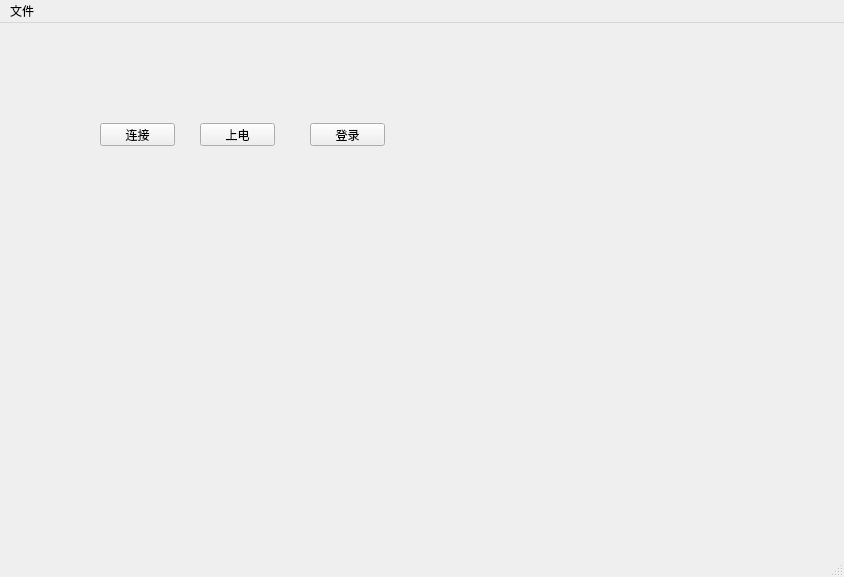
Qt form gui/ui_main.ui (fenbays/base-note) before a commit.
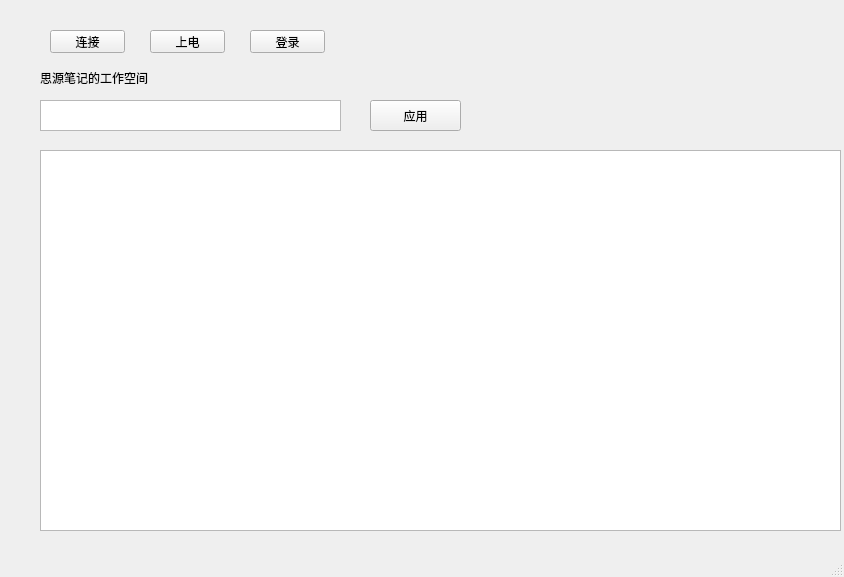
The same form after that commit.

Patch:
```diff
--- a/gui/ui_main.ui
+++ b/gui/ui_main.ui
@@ -20,8 +20,8 @@
    <widget class="QPushButton" name="btnConnect">
     <property name="geometry">
      <rect>
-      <x>100</x>
-      <y>100</y>
+      <x>50</x>
+      <y>30</y>
       <width>75</width>
       <height>23</height>
      </rect>
@@ -33,8 +33,8 @@
    <widget class="QPushButton" name="btnPower">
     <property name="geometry">
      <rect>
-      <x>200</x>
-      <y>100</y>
+      <x>150</x>
+      <y>30</y>
       <width>75</width>
       <height>23</height>
      </rect>
@@ -46,8 +46,8 @@
    <widget class="QPushButton" name="btnLogin">
     <property name="geometry">
      <rect>
-      <x>310</x>
-      <y>100</y>
+      <x>250</x>
+      <y>30</y>
       <width>75</width>
       <height>23</height>
      </rect>
@@ -56,6 +56,52 @@
      <string>登录</string>
     </property>
    </widget>
+   <widget class="QPlainTextEdit" name="plainTextEdit">
+    <property name="geometry">
+     <rect>
+      <x>40</x>
+      <y>100</y>
+      <width>301</width>
+      <height>31</height>
+     </rect>
+    </property>
+   </widget>
+   <widget class="QLabel" name="label">
+    <property name="geometry">
+     <rect>
+      <x>40</x>
+      <y>70</y>
+      <width>191</width>
+      <height>16</height>
+     </rect>
+    </property>
+    <property name="text">
+     <string>思源笔记的工作空间</string>
+    </property>
+   </widget>
+   <widget class="QTextBrowser" name="textBrowser">
+    <property name="geometry">
+     <rect>
+      <x>40</x>
+      <y>150</y>
+      <width>801</width>
+      <height>381</height>
+     </rect>
+    </property>
+   </widget>
+   <widget class="QPushButton" name="pushButton">
+    <property name="geometry">
+     <rect>
+      <x>370</x>
+      <y>100</y>
+      <width>91</width>
+      <height>31</height>
+     </rect>
+    </property>
+    <property name="text">
+     <string>应用</string>
+    </property>
+   </widget>
   </widget>
   <widget class="QMenuBar" name="menubar">
    <property name="geometry">
@@ -66,14 +112,6 @@
      <height>22</height>
     </rect>
    </property>
-   <widget class="QMenu" name="menu">
-    <property name="title">
-     <string>文件</string>
-    </property>
-    <addaction name="actionNew"/>
-    <addaction name="actionOpen"/>
-   </widget>
-   <addaction name="menu"/>
   </widget>
   <widget class="QStatusBar" name="statusbar"/>
   <action name="actionNew">
```
